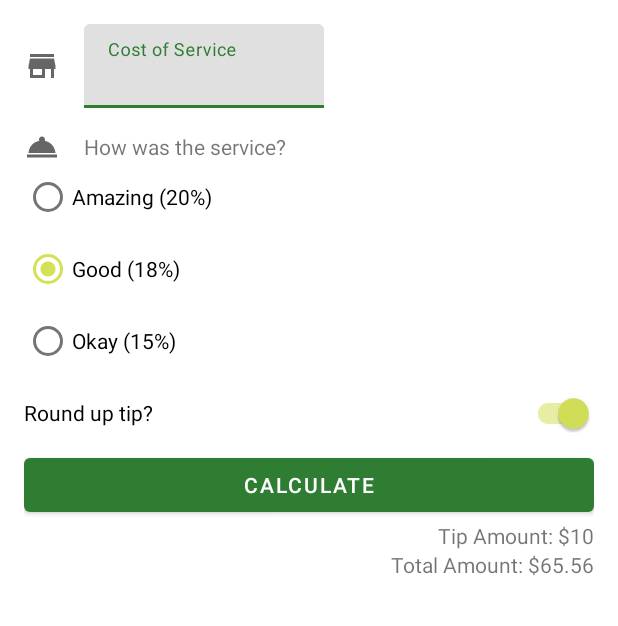
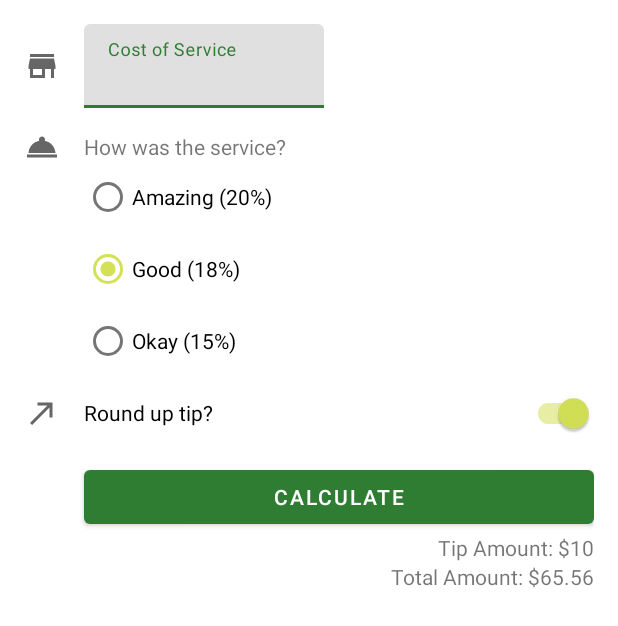
Before and after one commit to tse-jeff/TipCalc, an Android app: the layout activity_main.xml on its own in the app's theme, with its tools: preview values and no code run, on a phone screen of 412 x 824 dp. Shown: the top 626 px of the screen. Run offline under Robolectric (Android 15) with nearby library versions, the phone set to English and light mode, and no system bars.

Commit message:
round up icon and adjustments

```diff
--- a/app/src/main/res/layout/activity_main.xml
+++ b/app/src/main/res/layout/activity_main.xml
@@ -60,7 +60,7 @@
         android:layout_height="wrap_content"
         android:checkedButton="@id/option_eighteen_percent"
         android:orientation="vertical"
-        app:layout_constraintStart_toStartOf="parent"
+        app:layout_constraintStart_toStartOf="@+id/service_question"
         app:layout_constraintTop_toBottomOf="@id/service_question">
 
         <RadioButton
@@ -82,6 +82,16 @@
             android:text="@string/okay" />
     </RadioGroup>
 
+    <ImageView
+        android:id="@+id/icon_round_up"
+        android:layout_width="wrap_content"
+        android:layout_height="wrap_content"
+        android:importantForAccessibility="no"
+        app:srcCompat="@drawable/ic_round_up"
+        app:layout_constraintStart_toStartOf="parent"
+        app:layout_constraintTop_toTopOf="@+id/round_up_switch"
+        app:layout_constraintBottom_toBottomOf="@+id/round_up_switch" />
+
     <com.google.android.material.switchmaterial.SwitchMaterial
         android:id="@+id/round_up_switch"
         android:layout_width="0dp"
@@ -89,7 +99,7 @@
         android:checked="true"
         android:text="@string/round"
         app:layout_constraintEnd_toEndOf="parent"
-        app:layout_constraintStart_toStartOf="parent"
+        app:layout_constraintStart_toStartOf="@id/tip_options"
         app:layout_constraintTop_toBottomOf="@id/tip_options" />
 
     <Button
@@ -97,8 +107,9 @@
         android:layout_width="0dp"
         android:layout_height="wrap_content"
         android:text="@string/calc"
+        android:layout_marginTop="8dp"
         app:layout_constraintEnd_toEndOf="parent"
-        app:layout_constraintStart_toStartOf="parent"
+        app:layout_constraintStart_toStartOf="@id/round_up_switch"
         app:layout_constraintTop_toBottomOf="@id/round_up_switch" />
 
     <TextView
```
